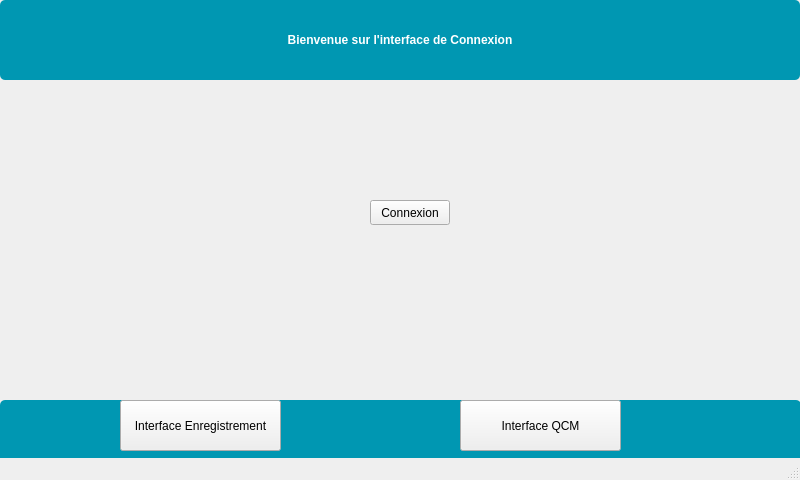
First picture: the form in InterfaceEleve/mainwindow.ui, repository Sam-Depardieu/Labo-de-langue, before the edit.
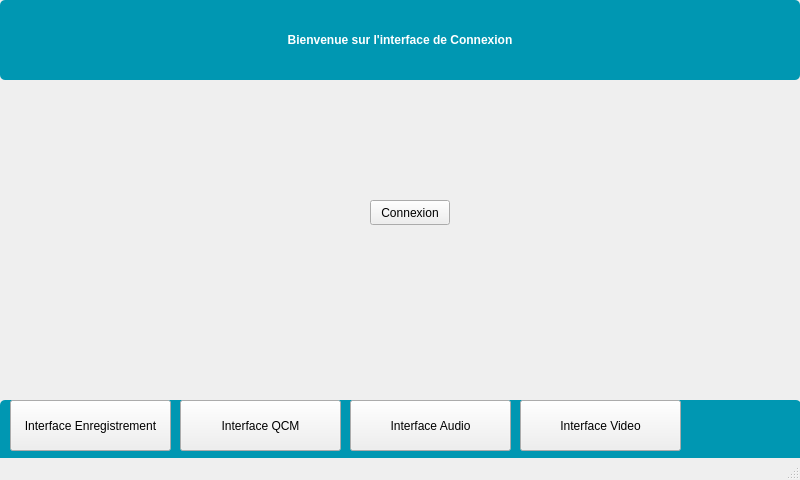
Second picture: the form after the edit.

Commit message: Bouton Fonctionnel pour interface

What changed in the file:
```diff
--- a/InterfaceEleve/mainwindow.ui
+++ b/InterfaceEleve/mainwindow.ui
@@ -63,7 +63,7 @@
    <widget class="QPushButton" name="pushButtonEnregistrement">
     <property name="geometry">
      <rect>
-      <x>120</x>
+      <x>10</x>
       <y>400</y>
       <width>161</width>
       <height>51</height>
@@ -98,7 +98,7 @@
    <widget class="QPushButton" name="pushButtonInterfaceQCM">
     <property name="geometry">
      <rect>
-      <x>460</x>
+      <x>180</x>
       <y>400</y>
       <width>161</width>
       <height>51</height>
@@ -108,6 +108,32 @@
      <string>Interface QCM</string>
     </property>
    </widget>
+   <widget class="QPushButton" name="pushButtonInterfaceAudio">
+    <property name="geometry">
+     <rect>
+      <x>350</x>
+      <y>400</y>
+      <width>161</width>
+      <height>51</height>
+     </rect>
+    </property>
+    <property name="text">
+     <string>Interface Audio</string>
+    </property>
+   </widget>
+   <widget class="QPushButton" name="pushButtonInterfaceVideo">
+    <property name="geometry">
+     <rect>
+      <x>520</x>
+      <y>400</y>
+      <width>161</width>
+      <height>51</height>
+     </rect>
+    </property>
+    <property name="text">
+     <string>Interface Video</string>
+    </property>
+   </widget>
   </widget>
   <widget class="QMenuBar" name="menubar">
    <property name="geometry">
```
The commit also changes 45 other files.
